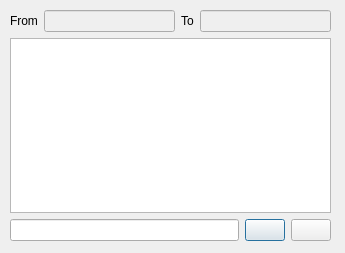
Before: the Qt Designer form client/src/Message.ui in canercandan/qlik, drawn with Qt 5.
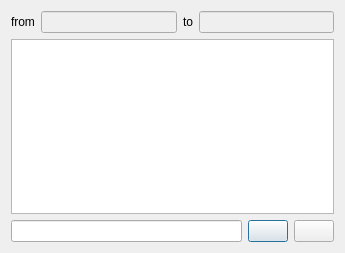
After: the same form once the commit is applied. Icons and pictures are not drawn.

```diff
--- a/client/src/Message.ui
+++ b/client/src/Message.ui
@@ -12,22 +12,15 @@
   <property name="windowTitle" >
    <string>Message</string>
   </property>
-  <widget class="QWidget" name="verticalLayout" >
-   <property name="geometry" >
-    <rect>
-     <x>10</x>
-     <y>10</y>
-     <width>321</width>
-     <height>231</height>
-    </rect>
-   </property>
+  <layout class="QGridLayout" >
+   <item row="0" column="0" >
    <layout class="QVBoxLayout" >
     <item>
      <layout class="QHBoxLayout" >
       <item>
        <widget class="QLabel" name="label_2" >
         <property name="text" >
-         <string>From</string>
+          <string>from</string>
         </property>
        </widget>
       </item>
@@ -41,7 +34,7 @@
       <item>
        <widget class="QLabel" name="label" >
         <property name="text" >
-         <string>To</string>
+          <string>to</string>
         </property>
        </widget>
       </item>
@@ -92,7 +85,8 @@
      </layout>
     </item>
    </layout>
-  </widget>
+   </item>
+  </layout>
  </widget>
  <tabstops>
   <tabstop>edit</tabstop>
```
Left out of the diff: 2 changed lines with no effect on the pictures. Lines whose indentation alone changed are shown as unchanged.
